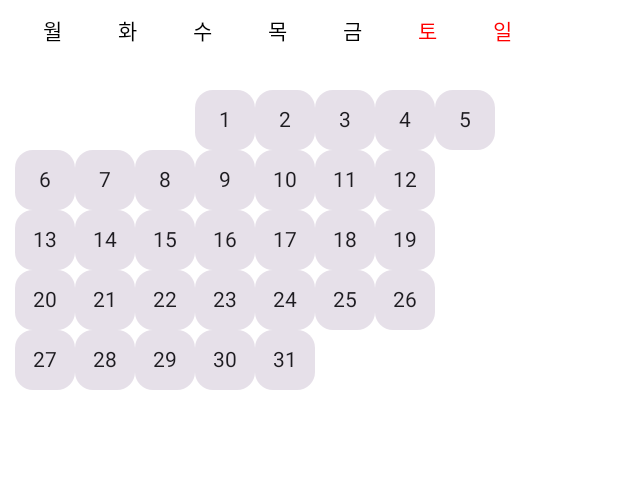
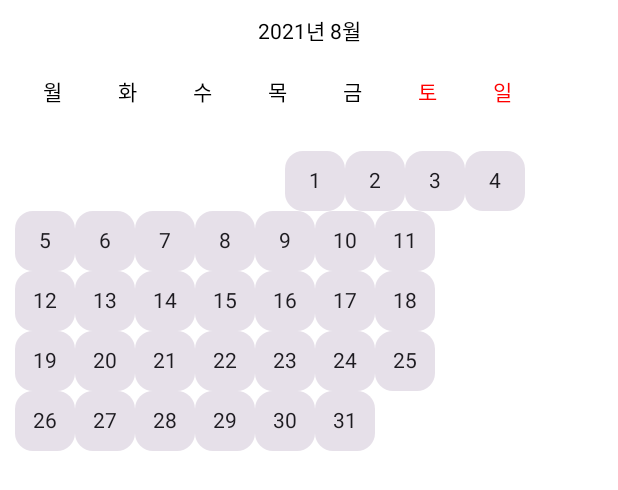
Before and after one commit to soyeonLee126/Nailed-It, an Android app built with Jetpack Compose: the @Preview function CalendarItemPreview, on a phone screen of 412 x 824 dp. Shown: the top 490 px of the screen. Run offline under Robolectric (Android 15) with nearby library versions, the phone set to English and light mode, and no system bars.

Commit message:
add title and fix date list composable

```diff
--- a/app/src/main/java/com/example/nailed_it/screen/calendar/MainCalendarScreen.kt
+++ b/app/src/main/java/com/example/nailed_it/screen/calendar/MainCalendarScreen.kt
@@ -1,13 +1,8 @@
 package com.example.nailed_it.screen.calendar
 
-import DayOfWeek
-import DayOfWeek.FRI
-import DayOfWeek.MON
 import DayOfWeek.SAT
 import DayOfWeek.SUN
 import DayOfWeek.THU
-import DayOfWeek.TUE
-import DayOfWeek.WED
 import DayOfWeek.dayOfWeekList
 import androidx.compose.foundation.clickable
 import androidx.compose.foundation.layout.Arrangement
@@ -15,6 +10,7 @@ import androidx.compose.foundation.layout.Column
 import androidx.compose.foundation.layout.Row
 import androidx.compose.foundation.layout.Spacer
 import androidx.compose.foundation.layout.fillMaxSize
+import androidx.compose.foundation.layout.fillMaxWidth
 import androidx.compose.foundation.layout.padding
 import androidx.compose.foundation.layout.size
 import androidx.compose.material3.Card
@@ -27,44 +23,45 @@ import androidx.compose.ui.text.style.TextAlign
 import androidx.compose.ui.tooling.preview.Preview
 import androidx.compose.ui.unit.dp
 
-class MainCalendar {
+@Composable
+fun MainCalendar() {
+    Column {
+        MonthTitle(month = "2021년 8월")
+        DateList(lastDate = 31, firstDayOfWeek = THU)
+    }
 }
 
 @Composable
-fun CalendarList(lastDate: Int, firstDayOfWeek: String) {
+fun MonthTitle(month: String) {
+    Text(
+        text = month,
+        textAlign = TextAlign.Center,
+        modifier = Modifier
+            .fillMaxWidth(1f)
+            .padding(10.dp)
+    )
+}
+
+@Composable
+fun DateList(lastDate: Int, firstDayOfWeek: String) {
     val firstDay = dayOfWeekList.indexOf(firstDayOfWeek)
+
     Column(modifier = Modifier.padding(10.dp)) {
         DayOfWeekItem()
-        //첫째주
-        Row() {
-            //첫 요일 전까지 빈 박스 생성
-            for (i in 1..firstDay) {
+
+        var currentDay = 1
+
+        repeat(6) { // 최대 6주까지만 표시
+            Row {
+                repeat(7) {
+                    if ((it < firstDay && currentDay == 1) || currentDay > lastDate) {
                         Spacer(modifier = Modifier.size(60.dp, 0.dp))
-            }
-            //첫 주는 생성, 날짜 넘으면 넘김
-            for (i in 1..7 - firstDay) {
-                CalendarItem(i)
+                    } else {
+                        CalendarItem(currentDay)
+                        currentDay++
                     }
                 }
-        //둘째주
-        Row() {
-            for (i in 8 - firstDay..14 - firstDay) {
-                CalendarItem(i)
             }
-        }
-        //셋째주
-        Row() {
-            for (i in 15 - firstDay..21 - firstDay) {
-                CalendarItem(i)
-            }
-        }
-        //넷째주
-        Row() {
-            for (i in 22 - firstDay..28 - firstDay) { CalendarItem(i) }
-        }
-        //다섯째주
-        Row() {
-            for (i in 29 - firstDay..lastDate) { CalendarItem(i) }
         }
     }
 }
@@ -74,23 +71,19 @@ fun DayOfWeekItem() {
     val modifierForText = Modifier
         .size(50.dp)
     Row() {
-        Text(text = MON, textAlign = TextAlign.Center, modifier = modifierForText)
-        Text(text = TUE, textAlign = TextAlign.Center, modifier = modifierForText)
-        Text(text = WED, textAlign = TextAlign.Center, modifier = modifierForText)
-        Text(text = THU, textAlign = TextAlign.Center, modifier = modifierForText)
-        Text(text = FRI, textAlign = TextAlign.Center, modifier = modifierForText)
-        Text(
-            text = SAT,
+        dayOfWeekList.forEach {
+            if (it != SUN && it != SAT) Text(
+                text = it,
+                textAlign = TextAlign.Center,
+                modifier = modifierForText
+            )
+            else Text(
+                text = it,
                 textAlign = TextAlign.Center,
                 modifier = modifierForText,
                 color = Color.Red
             )
-        Text(
-            text = SUN,
-            textAlign = TextAlign.Center,
-            modifier = modifierForText,
-            color = Color.Red
-        )
+        }
     }
 }
 
@@ -114,5 +107,5 @@ fun CalendarItem(date: Int) {
 @Preview
 @Composable
 fun CalendarItemPreview() {
-    CalendarList(31, WED)
+    MainCalendar()
 }
```
Lines whose indentation alone changed are shown as unchanged.
